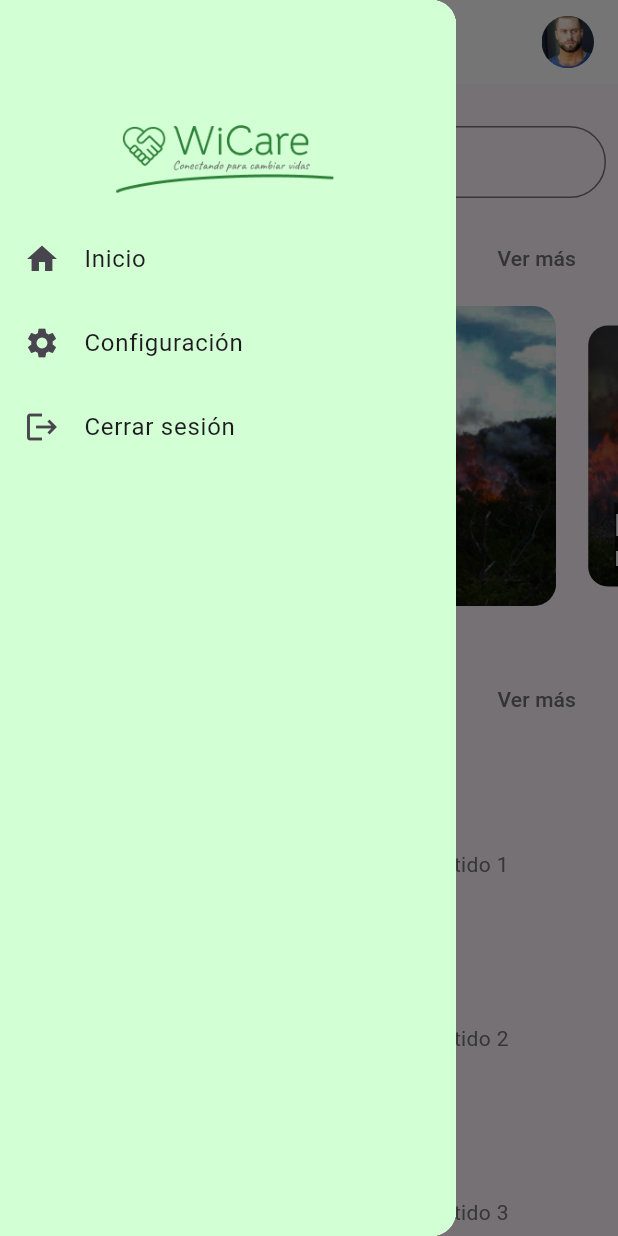
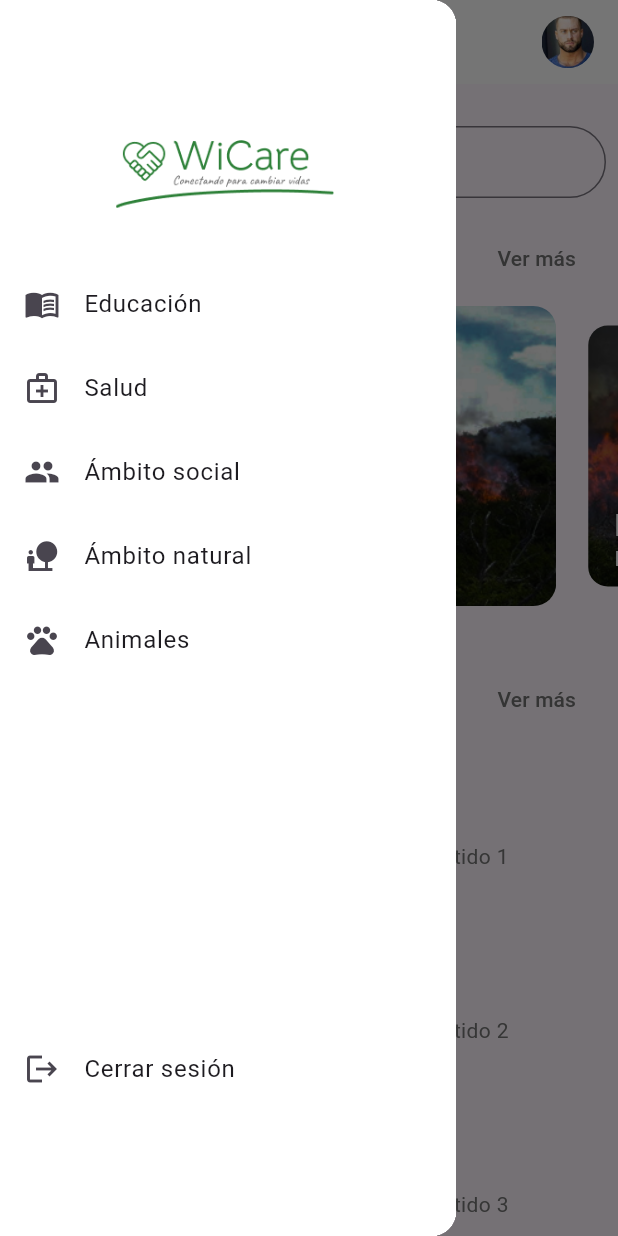
Before and after one commit to andresjuarez1/WiCare-by-Kiwi-Tech, a Flutter app: the VolunteerPage screen opened directly, with the side drawer open, on a phone screen of 412 x 824 dp. Run offline on Flutter 3.47's test engine with Material 3 defaults, Android fonts, the light colour scheme and no system bars; drawn by our look-alikes of carousel_slider.

Commit message:
hamburguer menu buttons added | new styles in landing

```diff
--- a/lib/landing/volunteer/components/attended_events_list.dart
+++ b/lib/landing/volunteer/components/attended_events_list.dart
@@ -35,7 +35,7 @@ class AttendedEventsList extends StatelessWidget {
             ],
           ),
         ),
-        SizedBox(height: 15.0),
+        SizedBox(height: 10.0),
         ListView.builder(
           physics: NeverScrollableScrollPhysics(),
           shrinkWrap: true,
--- a/lib/landing/volunteer/components/custom_drawer.dart
+++ b/lib/landing/volunteer/components/custom_drawer.dart
@@ -6,13 +6,13 @@ class CustomDrawer extends StatelessWidget {
   Widget build(BuildContext context) {
     return Drawer(
       child: Container(
-        color: Color(0xFFD3FFD4),
+        color: Color(0xFFFFFFFF),
         child: ListView(
           padding: EdgeInsets.zero,
           children: [
-            SizedBox(height: 60.0),
+            SizedBox(height: 70.0),
             Container(
-              color: Color(0xFFD3FFD4),
+              color: Color(0xFFFFFFFF),
               padding: EdgeInsets.all(16.0),
               child: Align(
                 alignment: Alignment.center,
@@ -22,20 +22,43 @@ class CustomDrawer extends StatelessWidget {
                 ),
               ),
             ),
+            SizedBox(height: 20.0),
             ListTile(
-              leading: Icon(Icons.home),
-              title: Text('Inicio'),
+              leading: Icon(Icons.menu_book),
+              title: Text('Educación'),
               onTap: () {
                 Navigator.pop(context);
               },
             ),
             ListTile(
-              leading: Icon(Icons.settings),
-              title: Text('Configuración'),
+              leading: Icon(Icons.medical_services_outlined),
+              title: Text('Salud'),
               onTap: () {
                 Navigator.pop(context);
               },
             ),
+            ListTile(
+              leading: Icon(Icons.people),
+              title: Text('Ámbito social'),
+              onTap: () {
+                Navigator.pop(context);
+              },
+            ),
+            ListTile(
+              leading: Icon(Icons.nature_people),
+              title: Text('Ámbito natural'),
+              onTap: () {
+                Navigator.pop(context);
+              },
+            ),
+            ListTile(
+              leading: Icon(Icons.pets),
+              title: Text('Animales'),
+              onTap: () {
+                Navigator.pop(context);
+              },
+            ),
+            SizedBox(height: 230.0),
             ListTile(
               leading: Icon(Icons.logout),
               title: Text('Cerrar sesión'),
--- a/lib/landing/volunteer/components/navbar.dart
+++ b/lib/landing/volunteer/components/navbar.dart
@@ -27,7 +27,7 @@ class Navbar extends StatelessWidget implements PreferredSizeWidget {
       ),
       title: Text(
         'Bienvenido, usuario',
-        style: TextStyle(color: Colors.black, fontSize: 18),
+        style: TextStyle(color: Color(0xFF5CA666), fontSize: 20, fontWeight: FontWeight.w600),
       ),
       centerTitle: true,
       actions: [
--- a/lib/landing/volunteer/components/upcoming_events_carousel.dart
+++ b/lib/landing/volunteer/components/upcoming_events_carousel.dart
@@ -6,7 +6,8 @@ class UpcomingEventsCarousel extends StatelessWidget {
   final List<Map<String, String>> imgList;
   final Function(BuildContext, String) navigateToEvent;
 
-  UpcomingEventsCarousel({required this.imgList, required this.navigateToEvent});
+  UpcomingEventsCarousel(
+      {required this.imgList, required this.navigateToEvent});
 
   @override
   Widget build(BuildContext context) {
@@ -69,7 +70,6 @@ class UpcomingEventsCarousel extends StatelessWidget {
                             color: Colors.white,
                             fontSize: 24.0,
                             fontWeight: FontWeight.bold,
-                            backgroundColor: Colors.black54,
                           ),
                         ),
                       ),
@@ -81,7 +81,6 @@ class UpcomingEventsCarousel extends StatelessWidget {
                           style: TextStyle(
                             color: Colors.white,
                             fontSize: 16.0,
-                            backgroundColor: Colors.black54,
                           ),
                         ),
                       ),
--- a/pubspec.yaml
+++ b/pubspec.yaml
@@ -49,7 +49,7 @@ dev_dependencies:
   # activated in the `analysis_options.yaml` file located at the root of your
   # package. See that file for information about deactivating specific lint
   # rules and activating additional ones.
-  flutter_lints: ^3.0.0
+  flutter_lints: ^4.0.0
 
 # For information on the generic Dart part of this file, see the
 # following page: https://dart.dev/tools/pub/pubspec
```
Also changed, not shown: pubspec.lock, 2 other files.
